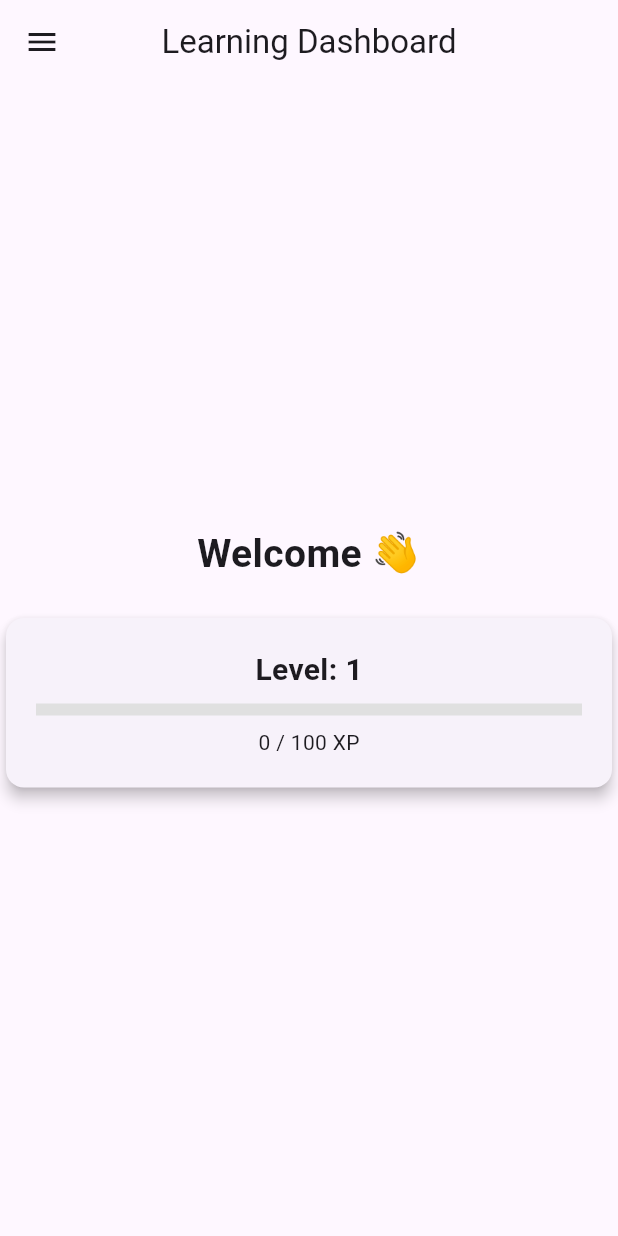
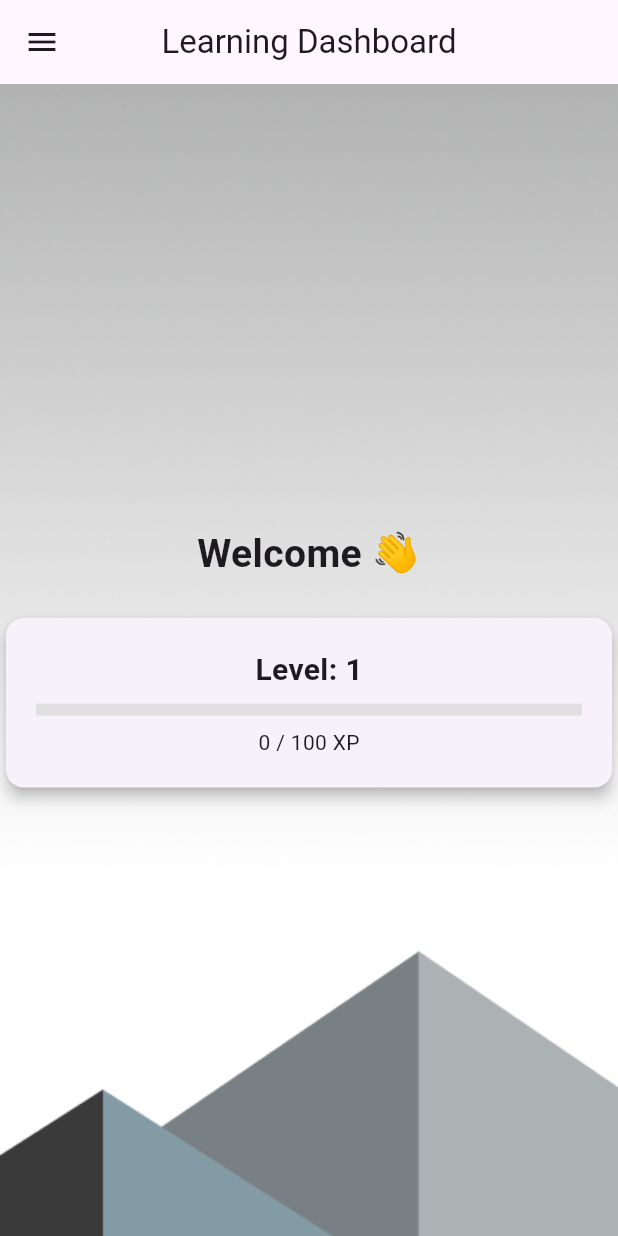
Before and after one commit to KiwiUG/rural-learning-app, a Flutter app: the screen it shows after launch, on a phone screen of 412 x 824 dp. Run offline on Flutter 3.47's test engine with Material 3 defaults, Android fonts, the phone set to English and light mode, and no system bars; our stand-ins replace audioplayers, hive, hive_flutter, shared_preferences; missing offline and left inert: flame; accounts and stored records are empty.

Commit message:
background added

```diff
--- a/lib/features/game/abcgame.dart
+++ b/lib/features/game/abcgame.dart
@@ -110,6 +110,7 @@ class _ABCGameState extends State<ABCGame> {
     final themes = allQuestions.keys.toList();
 
     return Scaffold(
+      backgroundColor: Colors.transparent,
       appBar: AppBar(title: Text("Guess the ABC's")),
       body: Padding(
         padding: const EdgeInsets.all(16.0),
--- a/lib/features/game/spelling_game.dart
+++ b/lib/features/game/spelling_game.dart
@@ -181,6 +181,7 @@ void giveUp() {
  return Stack(
   children: [
     Scaffold(
+      backgroundColor: Colors.transparent,
       appBar: AppBar(
         title: const Text("Spelling Game"),
         centerTitle: true,
--- a/lib/features/game/wack-a-mole-screen.dart
+++ b/lib/features/game/wack-a-mole-screen.dart
@@ -8,6 +8,7 @@ class WhackAMoleScreen extends StatelessWidget {
   @override
   Widget build(BuildContext context) {
     return Scaffold(
+      backgroundColor: Colors.transparent,
       body: GameWidget(
         game: WhackAMoleGame(),
         overlayBuilderMap: {
--- a/lib/main.dart
+++ b/lib/main.dart
@@ -19,15 +19,21 @@ void main() async {
 class MyApp extends StatelessWidget {
   const MyApp({super.key});
 
-
   @override
   Widget build(BuildContext context) {
     return MaterialApp(
-      title: 'Rural Learning App',
       debugShowCheckedModeBanner: false,
-      theme: ThemeData(
-        primarySwatch: Colors.green,
-      ),
+      builder: (context, child) {
+        return Container(
+          decoration: const BoxDecoration(
+            image: DecorationImage(
+              image: AssetImage("assets/images/background.png"),
+              fit: BoxFit.cover,
+            ),
+          ),
+          child: child,
+        );
+      },
       home: const DashboardScreen(),
     );
   }
@@ -64,6 +70,7 @@ class _DashboardScreenState extends State<DashboardScreen> {
   @override
   Widget build(BuildContext context) {
     return Scaffold(
+      backgroundColor: Colors.transparent,
       appBar: AppBar(
         title: const Text("Learning Dashboard"),
         centerTitle: true,
--- a/pubspec.yaml
+++ b/pubspec.yaml
@@ -67,6 +67,7 @@ flutter:
     - assets/data/words.json
     - assets/data/questions.json
     - assets/questions.json
+    - assets/images/background.png
 
   # The following line ensures that the Material Icons font is
   # included with your application, so that you can use the icons in
```
Also changed, not shown: assets/images/background.png (added).
